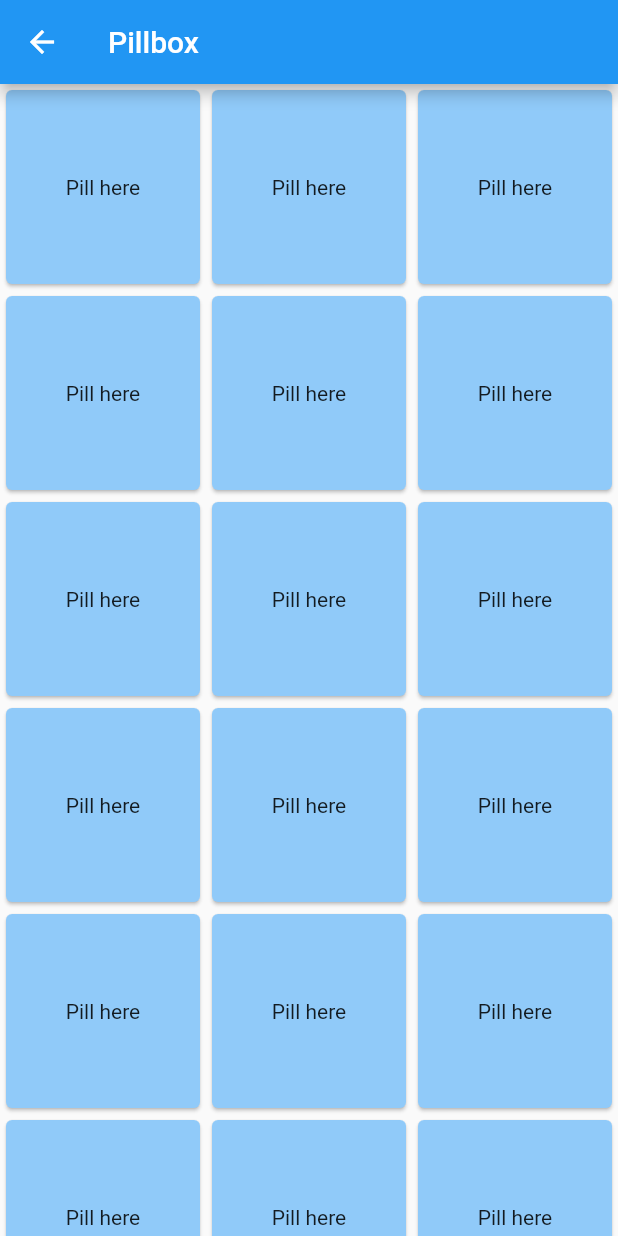
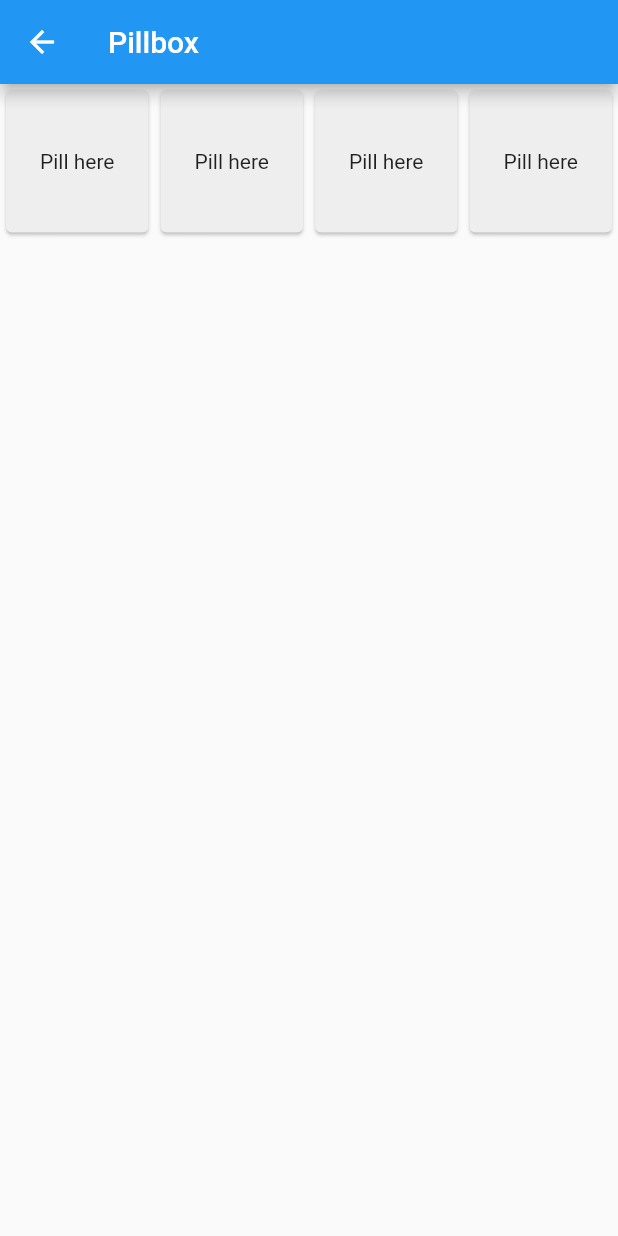
Before and after one commit to BraeWebb/mediroo, a Flutter app: the HomePage screen opened by its route, after a tap on an icon or button, on a phone screen of 412 x 824 dp. Run offline on Flutter 3.47's test engine with Material 2 defaults, Android fonts, the phone set to English and light mode, and no system bars; our stand-ins replace font_awesome_flutter.

```diff
--- /dev/null
+++ b/lib/src/model/pillbox/pillboxModel.dart
@@ -0,0 +1,65 @@
+enum PillType {
+  STD, // standard pill icon
+  NULL, // empty pill icon
+  TAKEN, // tick icon
+  MISSED // cross icon
+}
+
+class PillboxCell {
+  PillType _type;
+
+  PillboxCell(PillType type) {
+    this._type = type;
+  }
+
+  PillType getType() {
+    return _type;
+  }
+
+  void setType(PillType type) {
+    _type = type;
+  }
+}
+
+class PillboxModel {
+  List<List<PillboxCell>> _array;
+  int _width;
+  int _height;
+
+  PillboxModel(int width, int height) {
+    _width = width;
+    _height = 0;
+    _array = new List();
+    for(int i = 0; i < height; i++) {
+      addRow();
+    }
+  }
+
+  int getWidth() {
+    return _width;
+  }
+
+  int getHeight() {
+    return _height;
+  }
+
+  void addRow() {
+    _height += 1;
+    List<PillboxCell> row = new List(_width);
+    for(int j = 0; j < _width; j++) {
+      row[j] = new PillboxCell(PillType.NULL);
+    }
+    _array.add(row);
+  }
+
+  PillboxCell get(int row, int col) {
+    return _array[row][col];
+  }
+
+  PillboxCell getByIndex(int index) {
+    int row = index ~/ _width;
+    int col = index % _width;
+    return get(row, col);
+  }
+
+}
--- a/lib/src/screens/homepage/homepage.dart
+++ b/lib/src/screens/homepage/homepage.dart
@@ -1,5 +1,6 @@
 import 'package:flutter/material.dart';
 import '../../../screens.dart';
+import '../../../util.dart';
 import 'package:font_awesome_flutter/font_awesome_flutter.dart';
 
 /// Homepage for the Mediroo Application.
@@ -8,7 +9,7 @@ import 'package:font_awesome_flutter/font_awesome_flutter.dart';
 class HomePage extends StatefulWidget {
   HomePage({Key key, this.title}) : super(key: key);
 
-  /// The title to be displayed in the menu bar.
+  /// The [title] to be displayed in the menu bar.
   final String title;
   static String tag = "HomePage";
 
@@ -18,6 +19,11 @@ class HomePage extends StatefulWidget {
 
 class _HomePageState extends State<HomePage> {
   int _counter = 0;
+  PillboxModel model;
+
+  _HomePageState() {
+    model = new PillboxModel(4, 1);
+  }
 
   void _incrementCounter() {
     setState(() {
@@ -25,7 +31,7 @@ class _HomePageState extends State<HomePage> {
     });
     Navigator.push(
       context,
-      MaterialPageRoute(builder: (context) => Pillbox(title: "Pillbox")),
+      MaterialPageRoute(builder: (context) => Pillbox(title: "Pillbox", model: model)),
     );
   }
 
--- a/lib/src/screens/pillbox/pillbox.dart
+++ b/lib/src/screens/pillbox/pillbox.dart
@@ -3,13 +3,15 @@
 /// it's very nice <3
 
 import 'package:flutter/material.dart';
+import '../../../util.dart';
 import 'package:font_awesome_flutter/font_awesome_flutter.dart';
 
 class Pillbox extends StatelessWidget {
-  Pillbox({Key key, this.title}) : super(key: key);
+  Pillbox({Key key, this.title, this.model}) : super(key: key);
 
-  /// The title to be displayed in the menu bar.
+  /// The [title] to be displayed in the menu bar.
   final String title;
+  final PillboxModel model;
 
   @override
   Widget build(BuildContext context) {
@@ -19,73 +21,87 @@ class Pillbox extends StatelessWidget {
           title: new Text(title),
         ),
         body: new Center(
-          child: new PillboxGrid(),
+          child: new PillboxGrid(model: model),
         )
     );
   }
 }
 
 class PillboxGrid extends StatelessWidget {
+  PillboxGrid({Key key, this.model}) : super(key: key);
+
+  final PillboxModel model;
+
   @override
   Widget build(BuildContext context) {
     return new GridView.count(
-      crossAxisCount: 3,
-      children: new List<Widget>.generate(21, (index) {
+      crossAxisCount: model.getWidth(),
+      children: new List<Widget>.generate(model.getWidth() * model.getHeight(), (index) {
         return new GridTile(
-          child: new PillIcon(),
+          child: new PillIcon(cell: model.getByIndex(index)),
         );
       }),
     );
   }
 }
 
-class PillIcon extends StatefulWidget {
+class PillDesc extends StatelessWidget {
+  final PillboxModel model;
+
+  PillDesc({Key key, this.model}) : super(key: key);
+
   @override
-  _PillIconState createState() => new _PillIconState();
+  Widget build(BuildContext context) {
+    // TODO: implement build
+    return null;
+  }
 }
 
-enum _PillIconType {
-  STD, // standard pill icon
-  NULL, // empty pill icon
-  TAKEN, // tick icon
-  MISSED // cross icon
+class PillIcon extends StatefulWidget {
+  final PillboxCell cell;
+
+  PillIcon({Key key, this.cell}) : super(key: key);
+
+  @override
+  _PillIconState createState() => new _PillIconState(cell);
 }
 
 class _PillIconState extends State<PillIcon> {
-  _PillIconType _type = _PillIconType.NULL;
+  PillboxCell cell;
   Color _typeColor;
 
-  _PillIconState() {
-    _type = _PillIconType.STD;
+  _PillIconState(PillboxCell cell) {
+    this.cell = cell;
     setIconColor();
   }
 
   void setIconColor() {
-    switch(_type) {
-      case _PillIconType.STD:
+    switch(cell.getType()) {
+      case PillType.STD:
         _typeColor = Colors.blue.shade200;
         return;
-      case _PillIconType.NULL:
+      case PillType.NULL:
         _typeColor = Colors.grey.shade200;
         return;
-      case _PillIconType.TAKEN:
+      case PillType.TAKEN:
         _typeColor = Colors.green.shade200;
         return;
-      case _PillIconType.MISSED:
+      case PillType.MISSED:
         _typeColor = Colors.red.shade200;
         return;
     }
   }
 
-  void setIconType(_PillIconType type) {
+  void setIconType() {
     setState(() {
-      this._type = type;
       setIconColor();
     });
   }
 
   void takePill() {
-    setIconType(_PillIconType.TAKEN);
+    print("take");
+    cell.setType(PillType.TAKEN);
+    setIconType();
   }
 
   @override
--- a/lib/util.dart
+++ b/lib/util.dart
@@ -1 +1,3 @@
 /// Utility code used throughout the project
+
+export 'src/model/pillbox/pillboxModel.dart';
```
Also changed, not shown: 2 other files.
